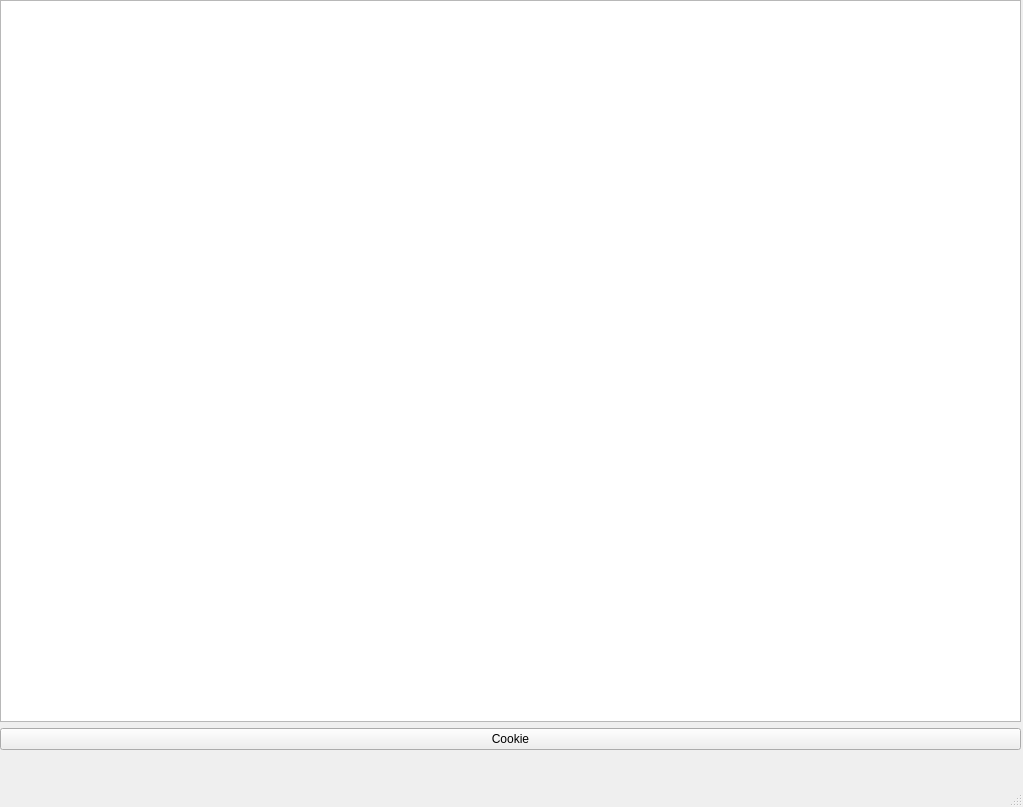
The window that CookieClicker2/market.ui (SimonBach1/QtProject) describes before a commit, drawn with Qt 5.
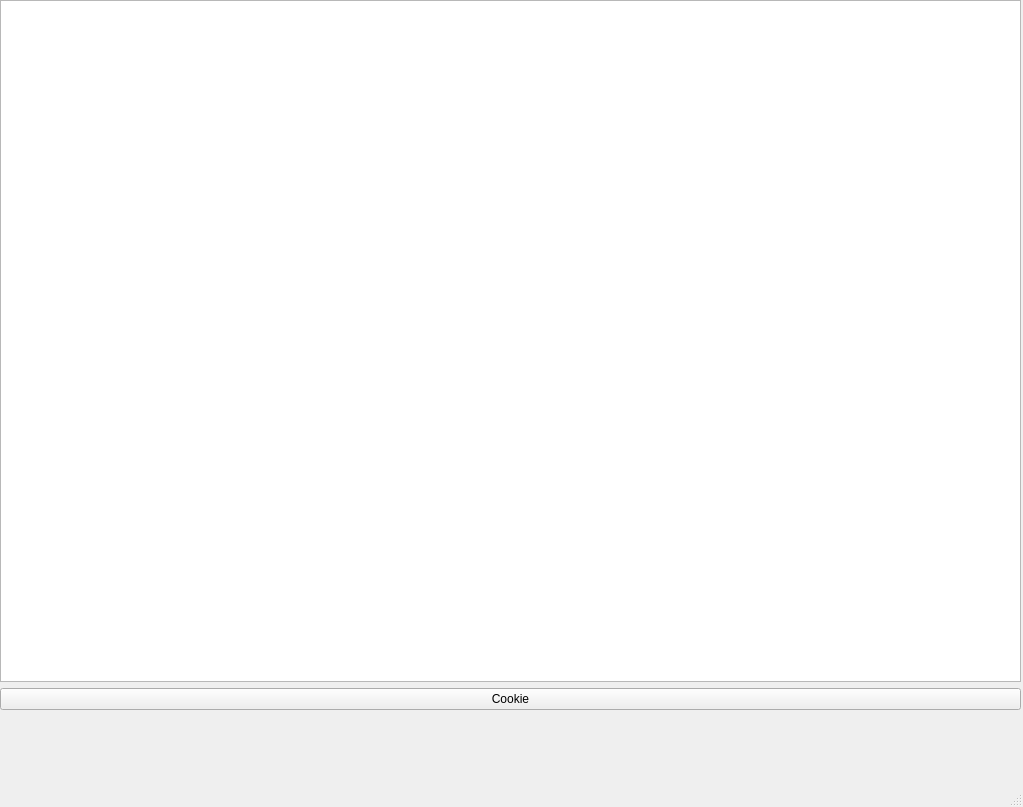
The same window after the commit.

Diff of the .ui file:
```diff
--- a/CookieClicker2/market.ui
+++ b/CookieClicker2/market.ui
@@ -40,6 +40,22 @@
        </property>
       </widget>
      </item>
+     <item>
+      <spacer name="verticalSpacer">
+       <property name="orientation">
+        <enum>Qt::Vertical</enum>
+       </property>
+       <property name="sizeType">
+        <enum>QSizePolicy::Fixed</enum>
+       </property>
+       <property name="sizeHint" stdset="0">
+        <size>
+         <width>20</width>
+         <height>40</height>
+        </size>
+       </property>
+      </spacer>
+     </item>
     </layout>
    </widget>
   </widget>
```
Left out of the diff: 4 changed lines with no effect on the pictures.
